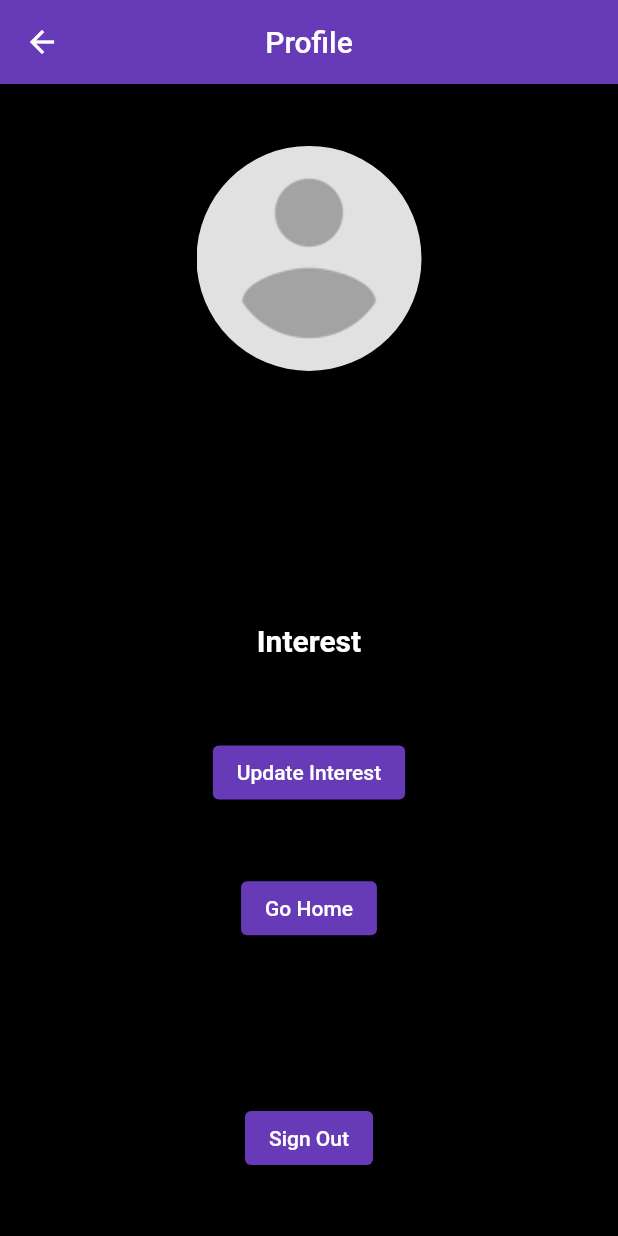
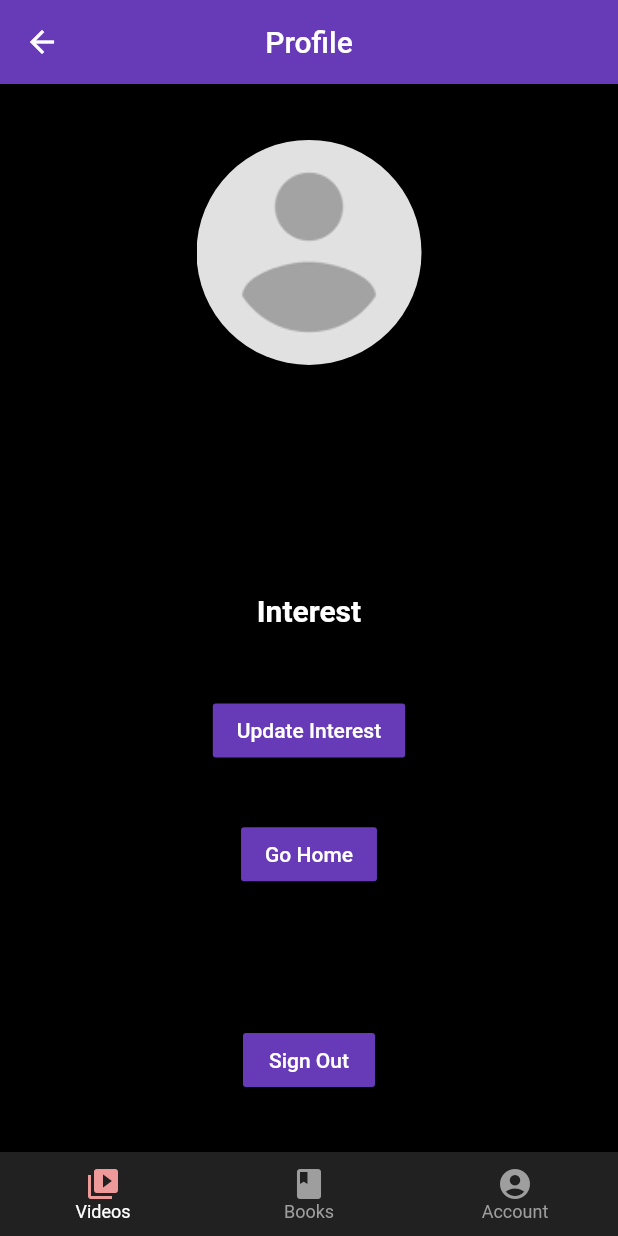
Before and after one commit to himanshubalani/vedas_flutter, a Flutter app: the AccountPage screen opened by its route, on a phone screen of 412 x 824 dp. Run offline on Flutter 3.47's test engine with Material 2 defaults, Android fonts, the phone set to English and light mode, and no system bars; our stand-ins replace cloud_firestore, firebase_auth, firebase_core, flutter_feather_icons, get, google_sign_in and 2 more; missing offline and left inert: flutter_webview_plugin, googleapis, youtube_api; accounts and stored records are empty; network calls fail.

Commit message:
Added Books

```diff
--- /dev/null
+++ b/lib/bottomnavbar.dart
@@ -0,0 +1,64 @@
+import 'package:flutter/material.dart';
+import 'package:vedas/pages/accountpage.dart';
+import 'package:vedas/pages/bookspage2.dart';
+import 'package:vedas/pages/videospage.dart';
+
+class MyBottomNavigationBar extends StatefulWidget {
+  const MyBottomNavigationBar({Key? key}) : super(key: key);
+
+  @override
+  _MyBottomNavigationBarState createState() => _MyBottomNavigationBarState();
+}
+
+class _MyBottomNavigationBarState extends State<MyBottomNavigationBar> {
+  int _currentIndex = 0;
+  final List<Widget> _children = [
+    VideosPage(),
+    BooksPage(),
+    AccountPage(),
+  ];
+
+  @override
+  Widget build(BuildContext context) {
+    return BottomNavigationBar(
+        currentIndex: _currentIndex,
+        onTap: onTabTapped,
+        backgroundColor: Colors.grey[900],
+        selectedItemColor: Colors.white,
+        unselectedItemColor: Colors.grey[500],
+        selectedFontSize: 12,
+        unselectedFontSize: 12,
+        type: BottomNavigationBarType.fixed,
+        items: [
+        BottomNavigationBarItem(
+        icon: Icon(Icons.video_library),
+        label: 'Videos',
+        backgroundColor: Colors.grey[900],
+        activeIcon: Icon(Icons.video_library, color: Colors.red[200]),
+       ),
+        BottomNavigationBarItem(
+        icon: Icon(Icons.book),
+        label: 'Books',
+        backgroundColor: Colors.grey[900],
+        activeIcon: Icon(Icons.book, color: Colors.blue[200]),
+        ),
+        BottomNavigationBarItem(
+        icon: Icon(Icons.account_circle),
+        label: 'Account',
+        backgroundColor: Colors.grey[900],
+        activeIcon: Icon(Icons.account_circle, color: Colors.deepPurple[200]),
+        ),
+      ],
+    );
+  }
+
+  void onTabTapped(int index) {
+    setState(() {
+      Navigator.pushReplacement(
+        context,
+        MaterialPageRoute(builder: (context) => _children[_currentIndex]),
+      );
+      _currentIndex = index;
+    });
+  }
+}
--- a/lib/pages/accountpage.dart
+++ b/lib/pages/accountpage.dart
@@ -4,6 +4,7 @@ import 'package:flutter/material.dart';
 import 'package:vedas/auth.dart';
 import 'package:vedas/pages/homepage.dart';
 import 'package:shared_preferences/shared_preferences.dart';
+import '../bottomnavbar.dart';
 import 'interestspage.dart';
 import 'loginpage.dart';
 import 'package:get/get.dart';
@@ -62,6 +63,14 @@ class AccountPage extends StatelessWidget {
 
   Widget signOutButton(BuildContext context) {
     return ElevatedButton(
+      style: ElevatedButton.styleFrom(
+        backgroundColor: Colors.deepPurple,
+        minimumSize: const Size(88, 36),
+        padding: const EdgeInsets.symmetric(horizontal: 16),
+        shape: const RoundedRectangleBorder(
+          borderRadius: BorderRadius.all(Radius.circular(2)),
+        ),
+      ),
       onPressed: () {
         signOut(context);
       },
@@ -71,6 +80,14 @@ class AccountPage extends StatelessWidget {
 
   Widget updateInterestsButton(context) {
     return ElevatedButton(
+      style: ElevatedButton.styleFrom(
+        backgroundColor: Colors.deepPurple,
+        minimumSize: const Size(88, 36),
+        padding: const EdgeInsets.symmetric(horizontal: 16),
+        shape: const RoundedRectangleBorder(
+          borderRadius: BorderRadius.all(Radius.circular(2)),
+        ),
+      ),
       onPressed: () {
         Navigator.pushReplacement(context, MaterialPageRoute(builder: (context) => InterestsPage()));
       },
@@ -80,6 +97,14 @@ class AccountPage extends StatelessWidget {
 
   Widget goHomeButton(context) {
     return ElevatedButton(
+      style: ElevatedButton.styleFrom(
+        backgroundColor: Colors.deepPurple,
+        minimumSize: const Size(88, 36),
+        padding: const EdgeInsets.symmetric(horizontal: 16),
+        shape: const RoundedRectangleBorder(
+          borderRadius: BorderRadius.all(Radius.circular(2)),
+        ),
+      ),
       onPressed: () {
         Navigator.pushReplacement(context, MaterialPageRoute(builder: (context) => HomePage()));
       },
@@ -107,7 +132,10 @@ class AccountPage extends StatelessWidget {
   @override
   Widget build(BuildContext context) {
     return Scaffold(
+      backgroundColor: Colors.black,
+      bottomNavigationBar: MyBottomNavigationBar(),
       appBar: AppBar(
+        backgroundColor: Colors.deepPurple,
         title: const Text('Profile'),
         centerTitle: true,
       ),
--- a/lib/pages/homepage.dart
+++ b/lib/pages/homepage.dart
@@ -1,6 +1,6 @@
 import 'package:flutter/cupertino.dart';
 import 'package:flutter/material.dart';
-import 'bookspage.dart';
+import 'bookspage2.dart';
 import 'videospage.dart';
 import 'accountpage.dart';
 
@@ -10,7 +10,9 @@ class HomePage extends StatelessWidget {
   @override
   Widget build(BuildContext context) {
     return Scaffold(
+      backgroundColor: ThemeData.dark().scaffoldBackgroundColor,
       appBar: AppBar(
+        backgroundColor: const Color(0xFF75D545),
         title: const Text('VEDAS'),
         centerTitle: true,
       ),
--- a/lib/pages/interestspage.dart
+++ b/lib/pages/interestspage.dart
@@ -22,7 +22,9 @@ class _InterestsPageState extends State<InterestsPage> {
   @override
   Widget build(BuildContext context) {
     return Scaffold(
+      backgroundColor: Colors.black,
       appBar: AppBar(
+        backgroundColor: Colors.deepPurple,
         title: const Text('Select Interest'),
       ),
       body: SingleChildScrollView(
@@ -53,6 +55,9 @@ class _InterestsPageState extends State<InterestsPage> {
 
               SizedBox(height: 16),
               ElevatedButton(
+                style: ElevatedButton.styleFrom(
+                  backgroundColor: Colors.deepPurple,
+                ),
                 onPressed: selectedInterest == null ? null : () {
                   // Call the function to update the user's interests
                   updateUserInterests([selectedInterest]);
--- a/lib/pages/videospage.dart
+++ b/lib/pages/videospage.dart
@@ -10,6 +10,8 @@ import 'package:youtube_api/youtube_api.dart';
 import 'package:url_launcher/url_launcher.dart';
 import 'package:vedas/pages/interestspage.dart';
 import 'package:get/get.dart';
+
+import '../bottomnavbar.dart';
 
 class VideosPage extends StatefulWidget {
   @override
@@ -62,6 +64,7 @@ class _VideosPageState extends State<VideosPage> {
           statusBarColor: Colors.transparent,
           systemNavigationBarColor: Colors.white),
       child: Scaffold(
+        bottomNavigationBar: MyBottomNavigationBar(),
         backgroundColor: Colors.black,
         appBar: AppBar(
           backgroundColor: Colors.red[200],
--- a/pubspec.yaml
+++ b/pubspec.yaml
@@ -49,6 +49,8 @@ dependencies:
   sleek_circular_slider: ^2.0.1
   flutter_feather_icons: ^2.0.0+1
   shared_preferences: ^2.1.0
+  googleapis: ^11.0.0
+  flutter_webview_plugin: ^0.4.0
 
 dev_dependencies:
   flutter_test:
```
Also changed, not shown: lib/pages/bookspage.dart (deleted, +0 -15 lines), lib/pages/bookspage2.dart (added, +95 -0 lines), lib/pages/google_drive_api.dart (added, +31 -0 lines), lib/pages/loginpage.dart (+12 -1 lines), lib/pages/pdflistscreen.dart (added, +71 -0 lines), assets/bookplaceholder.png (added), pubspec.lock, 2 other files.
